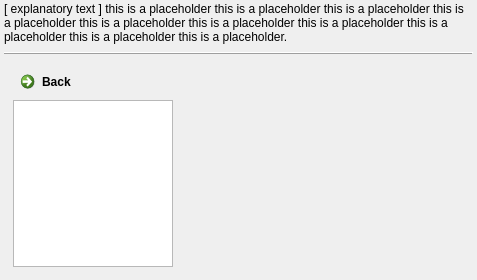
Above: src/transcoding/TranscodeDialog.ui from KDE/amarok before the change. Below: the same form after it.
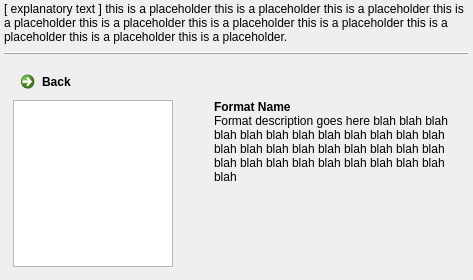
That is the form after the change. The open tabs and pages were chosen to show the change. Custom widgets are drawn as their Qt base class.

Commit message: The TranscodeOptionsWidget is now a QStackedWidget, it will have a page for every encoder that is supported. Enlarged the TranscodeDialog a bit. Added the code needed to switch between codec configuration pages. Added description text for all supported codecs. Layout fixes. Initial work on the actual transcoding options widgets.

What changed in the file:
```diff
--- a/src/transcoding/TranscodeDialog.ui
+++ b/src/transcoding/TranscodeDialog.ui
@@ -6,7 +6,7 @@
    <rect>
     <x>0</x>
     <y>0</y>
-    <width>477</width>
+    <width>473</width>
     <height>280</height>
    </rect>
   </property>
@@ -273,14 +273,124 @@
           </widget>
          </item>
          <item>
-          <widget class="TranscodeOptionsWidget" name="transcodeOptionsWidget" native="true">
-           <property name="sizePolicy">
-            <sizepolicy hsizetype="MinimumExpanding" vsizetype="Expanding">
-             <horstretch>0</horstretch>
-             <verstretch>0</verstretch>
-            </sizepolicy>
+          <layout class="QVBoxLayout" name="verticalLayout_4">
+           <property name="spacing">
+            <number>0</number>
            </property>
-          </widget>
+           <item>
+            <layout class="QHBoxLayout" name="horizontalLayout_3">
+             <property name="spacing">
+              <number>6</number>
+             </property>
+             <property name="leftMargin">
+              <number>3</number>
+             </property>
+             <item>
+              <layout class="QVBoxLayout" name="verticalLayout_6">
+               <property name="spacing">
+                <number>0</number>
+               </property>
+               <property name="sizeConstraint">
+                <enum>QLayout::SetDefaultConstraint</enum>
+               </property>
+               <item>
+                <widget class="QLabel" name="formatIconLabel">
+                 <property name="sizePolicy">
+                  <sizepolicy hsizetype="Fixed" vsizetype="Fixed">
+                   <horstretch>0</horstretch>
+                   <verstretch>0</verstretch>
+                  </sizepolicy>
+                 </property>
+                 <property name="minimumSize">
+                  <size>
+                   <width>32</width>
+                   <height>32</height>
+                  </size>
+                 </property>
+                 <property name="maximumSize">
+                  <size>
+                   <width>32</width>
+                   <height>32</height>
+                  </size>
+                 </property>
+                 <property name="text">
+                  <string notr="true"/>
+                 </property>
+                </widget>
+               </item>
+               <item>
+                <spacer name="verticalSpacer_3">
+                 <property name="orientation">
+                  <enum>Qt::Vertical</enum>
+                 </property>
+                 <property name="sizeHint" stdset="0">
+                  <size>
+                   <width>1</width>
+                   <height>20</height>
+                  </size>
+                 </property>
+                </spacer>
+               </item>
+              </layout>
+             </item>
+             <item>
+              <layout class="QVBoxLayout" name="verticalLayout_5">
+               <property name="spacing">
+                <number>0</number>
+               </property>
+               <item>
+                <widget class="QLabel" name="formatNameLabel">
+                 <property name="sizePolicy">
+                  <sizepolicy hsizetype="Expanding" vsizetype="Preferred">
+                   <horstretch>0</horstretch>
+                   <verstretch>0</verstretch>
+                  </sizepolicy>
+                 </property>
+                 <property name="font">
+                  <font>
+                   <weight>75</weight>
+                   <bold>true</bold>
+                  </font>
+                 </property>
+                 <property name="text">
+                  <string>Format Name</string>
+                 </property>
+                </widget>
+               </item>
+               <item>
+                <widget class="QLabel" name="formatDescriptionLabel">
+                 <property name="sizePolicy">
+                  <sizepolicy hsizetype="Expanding" vsizetype="Preferred">
+                   <horstretch>0</horstretch>
+                   <verstretch>0</verstretch>
+                  </sizepolicy>
+                 </property>
+                 <property name="text">
+                  <string>Format description goes here blah blah blah blah blah blah blah blah blah blah blah blah blah blah blah blah blah blah blah blah blah blah blah blah blah blah blah blah blah blah blah </string>
+                 </property>
+                 <property name="wordWrap">
+                  <bool>true</bool>
+                 </property>
+                 <property name="openExternalLinks">
+                  <bool>true</bool>
+                 </property>
+                </widget>
+               </item>
+              </layout>
+             </item>
+            </layout>
+           </item>
+           <item>
+            <widget class="TranscodeOptionsWidget" name="transcodeOptionsWidget" native="true">
+             <property name="sizePolicy">
+              <sizepolicy hsizetype="MinimumExpanding" vsizetype="Expanding">
+               <horstretch>0</horstretch>
+               <verstretch>1</verstretch>
+              </sizepolicy>
+             </property>
+            </widget>
+           </item>
+          </layout>
          </item>
         </layout>
        </item>
```
Left out of the diff: 2 changed lines with no effect on the pictures. The commit also changes 6 other files.
